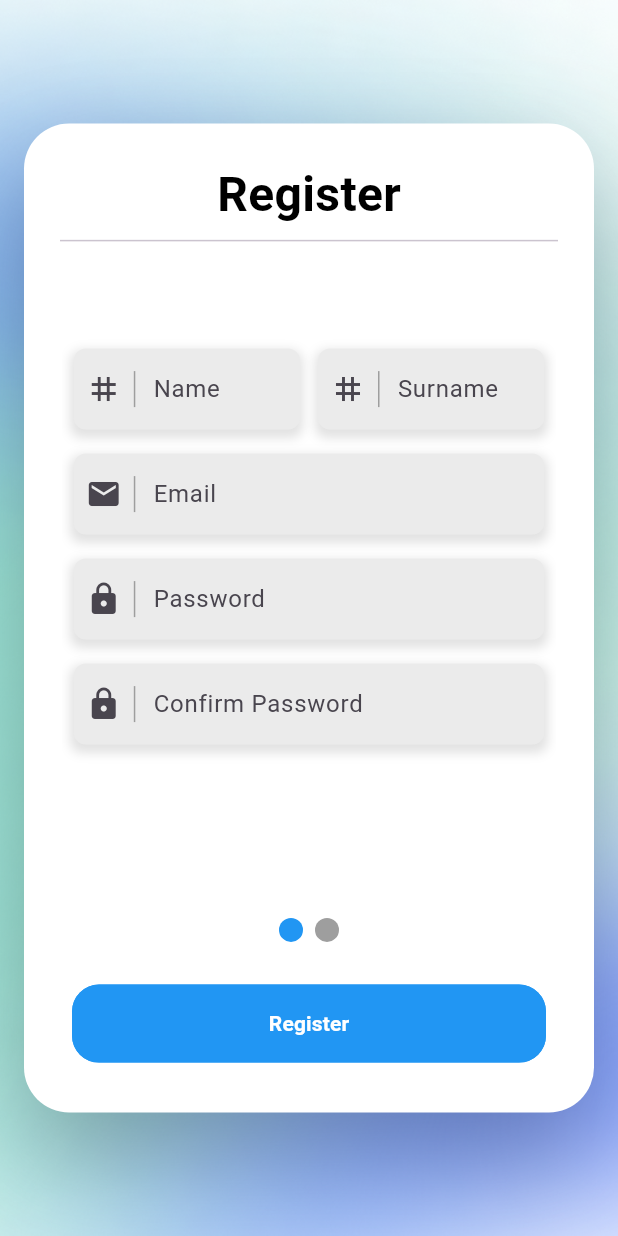
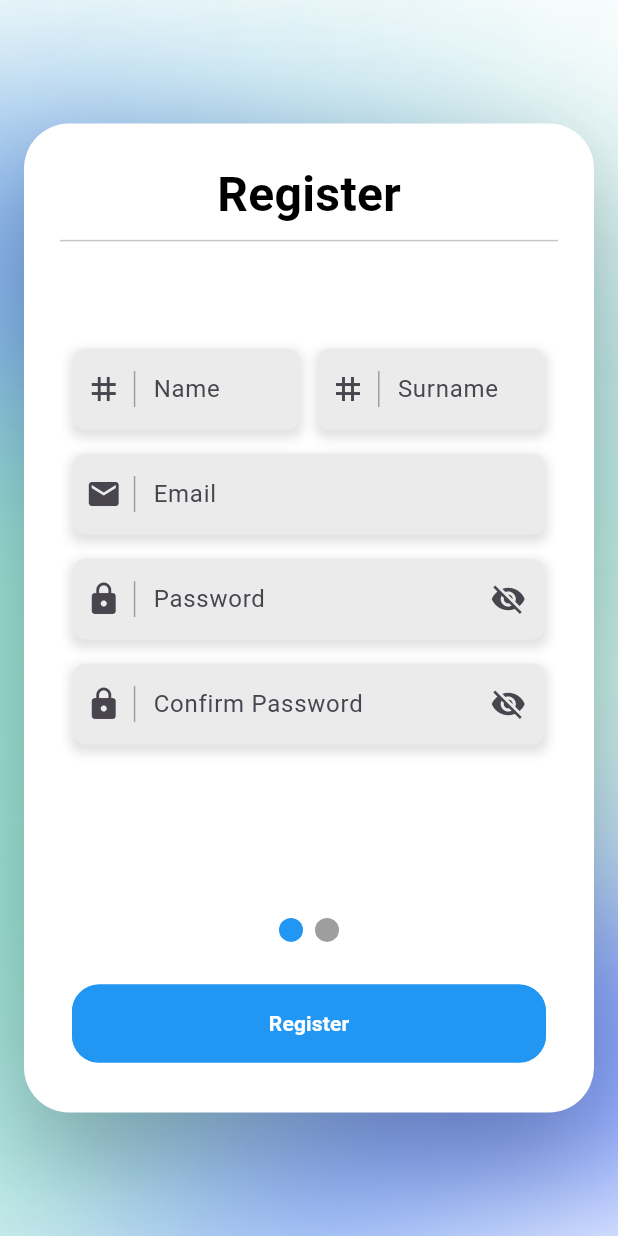
Before and after one commit to Nick-800/nex_lab, a Flutter app: the RegisterScreen screen opened directly, on a phone screen of 412 x 824 dp. Run offline on Flutter 3.47's test engine with Material 3 defaults, Android fonts, the light colour scheme and no system bars; drawn by our look-alikes of smooth_page_indicator; our stand-ins replace dio, file_picker, font_awesome_flutter, google_fonts, lottie, open_file and 1 more; accounts and stored records are empty; network calls fail; Roboto replaces fonts that are missing (Cairo).

Commit message:
Final commit 1.2

```diff
--- a/lib/screens/auth_screens/register_screen.dart
+++ b/lib/screens/auth_screens/register_screen.dart
@@ -34,6 +34,7 @@ class _RegisterScreenState extends State<RegisterScreen> {
 
   final GlobalKey<FormState> formKey = GlobalKey<FormState>();
   bool isLoading = false;
+  bool isVisible = false;
   String? selectedGender;
   final List<String> genderOptions = ['Male', 'Female'];
 
@@ -54,7 +55,6 @@ class _RegisterScreenState extends State<RegisterScreen> {
             content: Text("Registered Successfully"),
           ));
         } else {
-
           ScaffoldMessenger.of(context).showSnackBar(const SnackBar(
             content: Text("Register Failed"),
           ));
@@ -121,8 +121,9 @@ class _RegisterScreenState extends State<RegisterScreen> {
                                                     children: [
                                                       Expanded(
                                                         child: CustomTextField(
-                                                            icon: const Icon(
-                                                                Icons.tag),
+                                                            leadIcon:
+                                                                const Icon(
+                                                                    Icons.tag),
                                                             label: "Name",
                                                             textEditingController:
                                                                 firstNameController,
@@ -141,8 +142,9 @@ class _RegisterScreenState extends State<RegisterScreen> {
                                                       ),
                                                       Expanded(
                                                         child: CustomTextField(
-                                                            icon: const Icon(
-                                                                Icons.tag),
+                                                            leadIcon:
+                                                                const Icon(
+                                                                    Icons.tag),
                                                             label: "Surname",
                                                             textEditingController:
                                                                 lastNameController,
@@ -159,7 +161,7 @@ class _RegisterScreenState extends State<RegisterScreen> {
                                                     ],
                                                   ),
                                                   CustomTextField(
-                                                    icon:
+                                                    leadIcon:
                                                         const Icon(Icons.email),
                                                     label: "Email",
                                                     textEditingController:
@@ -178,9 +180,19 @@ class _RegisterScreenState extends State<RegisterScreen> {
                                                     },
                                                   ),
                                                   CustomTextField(
-                                                    icon:
+                                                    leadIcon:
                                                         const Icon(Icons.lock),
-                                                    secureText: true,
+                                                    onTrailingIconPressed: () {
+                                                      setState(() {
+                                                        isVisible = !isVisible;
+                                                      });
+                                                    },
+                                                    trailingIcon: isVisible
+                                                        ? const Icon(
+                                                            Icons.visibility)
+                                                        : const Icon(Icons
+                                                            .visibility_off),
+                                                    secureText: !isVisible,
                                                     label: "Password",
                                                     textEditingController:
                                                         passwordController,
@@ -196,8 +208,21 @@ class _RegisterScreenState extends State<RegisterScreen> {
                                                     },
                                                   ),
                                                   CustomTextField(
-                                                      icon: const Icon(
+                                                      secureText: !isVisible,
+                                                      leadIcon: const Icon(
                                                           Icons.lock),
+                                                      onTrailingIconPressed:
+                                                          () {
+                                                        setState(() {
+                                                          isVisible =
+                                                              !isVisible;
+                                                        });
+                                                      },
+                                                      trailingIcon: isVisible
+                                                          ? const Icon(
+                                                              Icons.visibility)
+                                                          : const Icon(Icons
+                                                              .visibility_off),
                                                       label: "Confirm Password",
                                                       textEditingController:
                                                           confirmPasswordController,
@@ -222,7 +247,7 @@ class _RegisterScreenState extends State<RegisterScreen> {
                                               child: Column(
                                                 children: [
                                                   CustomTextField(
-                                                    icon:
+                                                    leadIcon:
                                                         const Icon(Icons.phone),
                                                     label: "Phone",
                                                     textEditingController:
--- a/lib/screens/main_screens/booked_test_details_screen.dart
+++ b/lib/screens/main_screens/booked_test_details_screen.dart
@@ -65,7 +65,7 @@ class _BookedTestDetailsScreenState extends State<BookedTestDetailsScreen> {
           child: Container(
             padding: const EdgeInsets.all(16.0),
             decoration: BoxDecoration(
-              color: secondColor,
+              color: Colors.blue.shade50,
               borderRadius: BorderRadius.circular(8.0),
               boxShadow: [
                 BoxShadow(
--- a/lib/widgets/statics/custom_text_field.dart
+++ b/lib/widgets/statics/custom_text_field.dart
@@ -2,9 +2,12 @@ import 'package:flutter/material.dart';
 import 'package:flutter/services.dart';
 import 'package:nex_lab/helpers/consts.dart';
 
+// ignore: must_be_immutable
 class CustomTextField extends StatefulWidget {
   const CustomTextField({
-    this.icon,
+    this.leadIcon,
+    this.trailingIcon,
+    this.onTrailingIconPressed,
     super.key,
     required this.label,
     this.hint,
@@ -18,7 +21,9 @@ class CustomTextField extends StatefulWidget {
 
   final String? label;
   final String? hint;
-  final Icon? icon;
+  final Icon? leadIcon;
+  final Icon? trailingIcon;
+  final Function()? onTrailingIconPressed;
   final TextEditingController textEditingController;
   final FormFieldValidator<String?> validate;
   final bool secureText;
@@ -56,16 +61,25 @@ class _CustomTextFieldState extends State<CustomTextField> {
           controller: widget.textEditingController,
           validator: widget.validate,
           enabled: widget.isEnabled,
-           keyboardType: widget.keyboardType,
+          keyboardType: widget.keyboardType,
           inputFormatters: widget.inputFormatters,
           decoration: InputDecoration(
+              suffixIcon: widget.trailingIcon != null
+                  ? IconButton(
+                      onPressed: () {
+                        if (widget.onTrailingIconPressed != null) {
+                          widget.onTrailingIconPressed!();
+                        }
+                      },
+                      icon: widget.trailingIcon ?? const SizedBox())
+                  : null,
               prefixIcon: Row(
                 mainAxisSize: MainAxisSize.min,
                 children: [
                   const SizedBox(
                     width: 8,
                   ),
-                  widget.icon ?? const SizedBox(),
+                  widget.leadIcon ?? const SizedBox(),
                   Container(
                     height: 24,
                     width: 1,
```
Also changed, not shown: lib/screens/auth_screens/login_screen.dart (+12 -3 lines).
